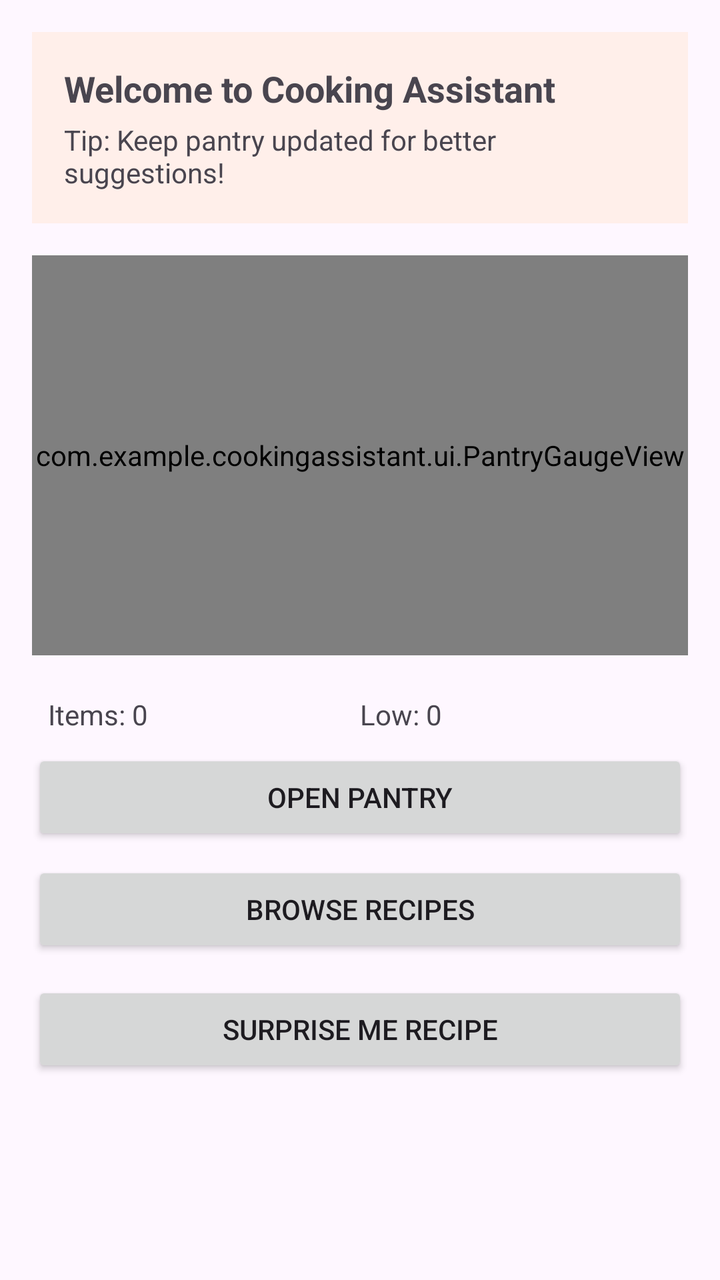
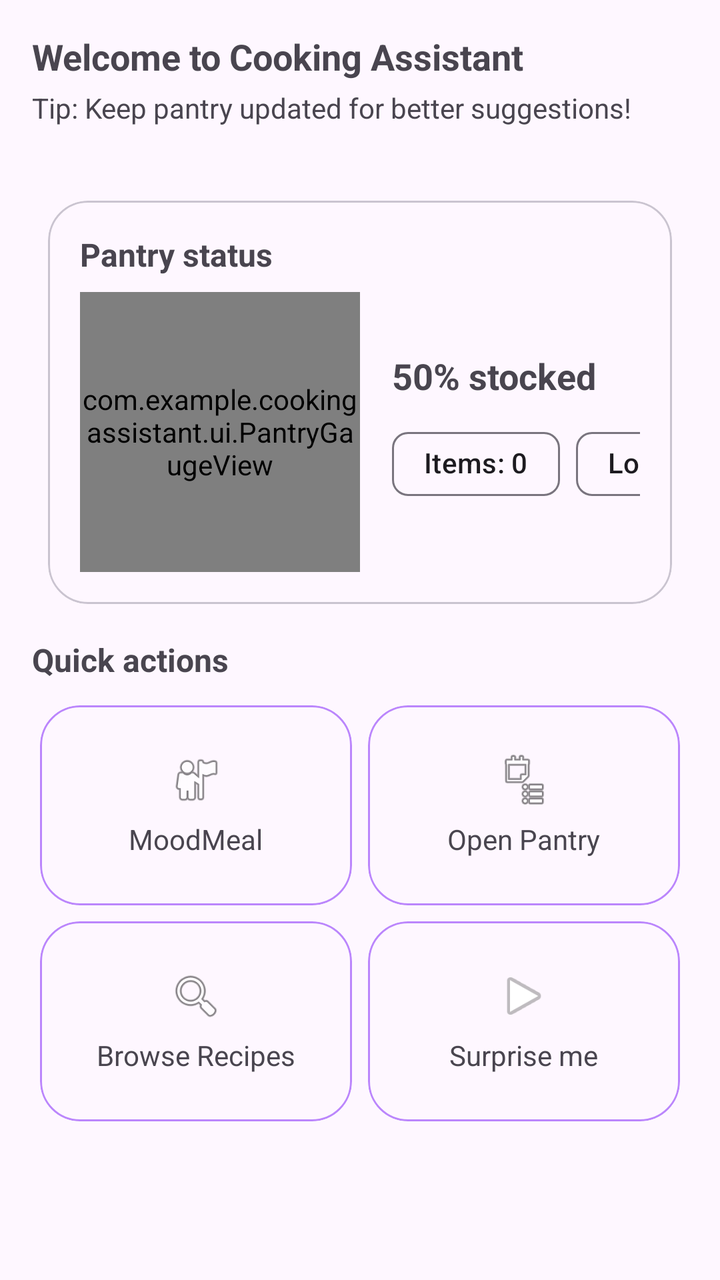

Before-and-after screenshots of an Android layout around one commit, followed by the original layout XML and the change that was made.
<!-- AndroidManifest.xml: application theme Theme.CAPro -->
<!-- res/layout/fragment_home.xml -->
<?xml version="1.0" encoding="utf-8"?>
<ScrollView xmlns:android="http://schemas.android.com/apk/res/android"
    android:layout_width="match_parent" android:layout_height="match_parent" android:padding="16dp">
    <LinearLayout android:layout_width="match_parent" android:layout_height="wrap_content" android:orientation="vertical">

        
        <LinearLayout android:layout_width="match_parent" android:layout_height="wrap_content"
            android:padding="16dp" android:background="#FFEFEA" android:orientation="vertical"
            android:layout_marginBottom="16dp">
            <TextView android:id="@+id/txtWelcome" android:text="Welcome to Cooking Assistant"
                android:textStyle="bold" android:textSize="18sp"
                android:layout_width="match_parent" android:layout_height="wrap_content"/>
            <TextView android:id="@+id/txtQuickTip" android:text="Tip: Keep pantry updated for better suggestions!"
                android:layout_width="match_parent" android:layout_height="wrap_content" android:paddingTop="4dp"/>
        </LinearLayout>

        
        <com.example.cookingassistant.ui.PantryGaugeView
            android:id="@+id/gauge" android:layout_width="match_parent"
            android:layout_height="200dp" android:layout_marginBottom="12dp"/>

        
        <LinearLayout android:id="@+id/rowStats" android:layout_width="match_parent" android:layout_height="wrap_content"
            android:orientation="horizontal" android:padding="8dp">
            <TextView android:id="@+id/txtItemsTotal" android:text="Items: 0"
                android:layout_width="0dp" android:layout_height="wrap_content" android:layout_weight="1"/>
            <TextView android:id="@+id/txtItemsLow" android:text="Low: 0"
                android:layout_width="0dp" android:layout_height="wrap_content" android:layout_weight="1"/>
        </LinearLayout>

        
        <Button android:id="@+id/btnToPantry" android:layout_width="match_parent" android:layout_height="wrap_content"
            android:text="Open Pantry"/>
        <Button android:id="@+id/btnToRecipes" android:layout_width="match_parent" android:layout_height="wrap_content"
            android:text="Browse Recipes" android:layout_marginTop="8dp"/>

        
        <Button android:id="@+id/btnSurprise" android:layout_width="match_parent" android:layout_height="wrap_content"
            android:text="Surprise Me Recipe" android:layout_marginTop="12dp"/>
    </LinearLayout>
</ScrollView>
<!-- resources referenced by this layout -->
<resources>
  <style name="Theme.CAPro" parent="Theme.Material3.DayNight.NoActionBar">
          <item name="android:statusBarColor">@android:color/transparent</item>
      </style>
</resources>

<!-- the commit's change to res/layout/fragment_home.xml (unified diff, before → after) -->
@@ -1,41 +1,259 @@
 <?xml version="1.0" encoding="utf-8"?>
 <ScrollView xmlns:android="http://schemas.android.com/apk/res/android"
-    android:layout_width="match_parent" android:layout_height="match_parent" android:padding="16dp">
-    <LinearLayout android:layout_width="match_parent" android:layout_height="wrap_content" android:orientation="vertical">
+    xmlns:app="http://schemas.android.com/apk/res-auto"
+    android:layout_width="match_parent"
+    android:layout_height="match_parent"
+    android:fillViewport="true"
+    android:background="?attr/colorSurface">
+
+    <LinearLayout
+        android:layout_width="match_parent"
+        android:layout_height="wrap_content"
+        android:orientation="vertical">
 
         
-        <LinearLayout android:layout_width="match_parent" android:layout_height="wrap_content"
-            android:padding="16dp" android:background="#FFEFEA" android:orientation="vertical"
-            android:layout_marginBottom="16dp">
-            <TextView android:id="@+id/txtWelcome" android:text="Welcome to Cooking Assistant"
-                android:textStyle="bold" android:textSize="18sp"
-                android:layout_width="match_parent" android:layout_height="wrap_content"/>
-            <TextView android:id="@+id/txtQuickTip" android:text="Tip: Keep pantry updated for better suggestions!"
-                android:layout_width="match_parent" android:layout_height="wrap_content" android:paddingTop="4dp"/>
+        <LinearLayout
+            android:layout_width="match_parent"
+            android:layout_height="wrap_content"
+            android:background="@drawable/bg_home_header"
+            android:padding="16dp">
+
+            <LinearLayout
+                android:layout_width="match_parent"
+                android:layout_height="wrap_content"
+                android:orientation="vertical">
+
+                <TextView
+                    android:id="@+id/txtWelcome"
+                    android:layout_width="wrap_content"
+                    android:layout_height="wrap_content"
+                    android:text="Welcome to Cooking Assistant"
+                    android:textStyle="bold"
+                    android:textSize="18sp"
+                    android:paddingBottom="4dp"/>
+
+                <TextView
+                    android:id="@+id/txtTip"
+                    android:layout_width="match_parent"
+                    android:layout_height="wrap_content"
+                    android:text="Tip: Keep pantry updated for better suggestions!"
+                    android:background="@android:color/transparent"/>
+            </LinearLayout>
         </LinearLayout>
 
         
-        <com.example.cookingassistant.ui.PantryGaugeView
-            android:id="@+id/gauge" android:layout_width="match_parent"
-            android:layout_height="200dp" android:layout_marginBottom="12dp"/>
+        <com.google.android.material.card.MaterialCardView
+            android:layout_width="match_parent"
+            android:layout_height="wrap_content"
+            android:layout_marginStart="16dp"
+            android:layout_marginEnd="16dp"
+            android:layout_marginTop="12dp"
+            android:layout_marginBottom="8dp"
+            app:cardCornerRadius="20dp"
+            app:cardUseCompatPadding="true">
+
+            <LinearLayout
+                android:layout_width="match_parent"
+                android:layout_height="wrap_content"
+                android:orientation="vertical"
+                android:padding="16dp">
+
+                <TextView
+                    android:id="@+id/txtPantryTitle"
+                    android:layout_width="wrap_content"
+                    android:layout_height="wrap_content"
+                    android:text="Pantry status"
+                    android:textStyle="bold"
+                    android:textSize="16sp"
+                    android:paddingBottom="8dp"/>
+
+                <LinearLayout
+                    android:layout_width="match_parent"
+                    android:layout_height="wrap_content"
+                    android:orientation="horizontal"
+                    android:gravity="center_vertical">
+
+                    <com.example.cookingassistant.ui.PantryGaugeView
+                        android:id="@+id/gauge"
+                        android:layout_width="140dp"
+                        android:layout_height="140dp" />
+
+                    <LinearLayout
+                        android:layout_width="0dp"
+                        android:layout_height="wrap_content"
+                        android:layout_weight="1"
+                        android:orientation="vertical"
+                        android:paddingStart="16dp">
+
+                        <TextView
+                            android:id="@+id/txtPercent"
+                            android:layout_width="wrap_content"
+                            android:layout_height="wrap_content"
+                            android:text="50% stocked"
+                            android:textStyle="bold"
+                            android:textSize="18sp"/>
+
+                        <com.google.android.material.chip.ChipGroup
+                            android:layout_width="match_parent"
+                            android:layout_height="wrap_content"
+                            app:singleLine="true"
+                            android:paddingTop="8dp">
+
+                            <com.google.android.material.chip.Chip
+                                android:id="@+id/chipItems"
+                                android:layout_width="wrap_content"
+                                android:layout_height="wrap_content"
+                                android:text="Items: 0"
+                                android:checkable="false"/>
+
+                            <com.google.android.material.chip.Chip
+                                android:id="@+id/chipLow"
+                                android:layout_width="wrap_content"
+                                android:layout_height="wrap_content"
+                                android:text="Low: 0"
+                                android:checkable="false"/>
+                        </com.google.android.material.chip.ChipGroup>
+                    </LinearLayout>
+                </LinearLayout>
+            </LinearLayout>
+        </com.google.android.material.card.MaterialCardView>
 
         
-        <LinearLayout android:id="@+id/rowStats" android:layout_width="match_parent" android:layout_height="wrap_content"
-            android:orientation="horizontal" android:padding="8dp">
-            <TextView android:id="@+id/txtItemsTotal" android:text="Items: 0"
-                android:layout_width="0dp" android:layout_height="wrap_content" android:layout_weight="1"/>
-            <TextView android:id="@+id/txtItemsLow" android:text="Low: 0"
-                android:layout_width="0dp" android:layout_height="wrap_content" android:layout_weight="1"/>
+        <LinearLayout
+            android:layout_width="match_parent"
+            android:layout_height="wrap_content"
+            android:orientation="vertical"
+            android:paddingStart="16dp"
+            android:paddingEnd="16dp"
+            android:paddingBottom="24dp">
+
+            <TextView
+                android:layout_width="wrap_content"
+                android:layout_height="wrap_content"
+                android:text="Quick actions"
+                android:textStyle="bold"
+                android:textSize="16sp"
+                android:paddingBottom="8dp"/>
+
+            <GridLayout
+                android:layout_width="match_parent"
+                android:layout_height="wrap_content"
+                android:columnCount="2"
+                android:rowCount="2"
+                android:useDefaultMargins="true">
+
+                <com.google.android.material.card.MaterialCardView
+                    android:id="@+id/cardMoodMeal"
+                    android:layout_width="0dp"
+                    android:layout_height="100dp"
+                    android:layout_columnWeight="1"
+                    app:cardCornerRadius="20dp"
+                    app:strokeColor="@color/purple_200"
+                    app:strokeWidth="1dp"
+                    android:foreground="?attr/selectableItemBackground">
+
+                    <LinearLayout
+                        android:layout_width="match_parent"
+                        android:layout_height="match_parent"
+                        android:orientation="vertical"
+                        android:gravity="center">
+
+                        <ImageView
+                            android:layout_width="28dp"
+                            android:layout_height="28dp"
+                            android:src="@android:drawable/ic_menu_myplaces"/>
+                        <TextView
+                            android:layout_width="wrap_content"
+                            android:layout_height="wrap_content"
+                            android:text="MoodMeal"
+                            android:paddingTop="6dp"/>
+                    </LinearLayout>
+                </com.google.android.material.card.MaterialCardView>
+
+                <com.google.android.material.card.MaterialCardView
+                    android:id="@+id/cardPantry"
+                    android:layout_width="0dp"
+                    android:layout_height="100dp"
+                    android:layout_columnWeight="1"
+                    app:cardCornerRadius="20dp"
+                    app:strokeColor="@color/purple_200"
+                    app:strokeWidth="1dp"
+                    android:foreground="?attr/selectableItemBackground">
+
+                    <LinearLayout
+                        android:layout_width="match_parent"
+                        android:layout_height="match_parent"
+                        android:orientation="vertical"
+                        android:gravity="center">
+
+                        <ImageView
+                            android:layout_width="28dp"
+                            android:layout_height="28dp"
+                            android:src="@android:drawable/ic_menu_agenda"/>
+                        <TextView
+                            android:layout_width="wrap_content"
+                            android:layout_height="wrap_content"
+                            android:text="Open Pantry"
+                            android:paddingTop="6dp"/>
+                    </LinearLayout>
+                </com.google.android.material.card.MaterialCardView>
+
+                <com.google.android.material.card.MaterialCardView
+                    android:id="@+id/cardRecipes"
+                    android:layout_width="0dp"
+                    android:layout_height="100dp"
+                    android:layout_columnWeight="1"
+                    app:cardCornerRadius="20dp"
+                    app:strokeColor="@color/purple_200"
+                    app:strokeWidth="1dp"
+                    android:foreground="?attr/selectableItemBackground">
+
+                    <LinearLayout
+                        android:layout_width="match_parent"
+                        android:layout_height="match_parent"
+                        android:orientation="vertical"
+                        android:gravity="center">
+
+                        <ImageView
+                            android:layout_width="28dp"
+                            android:layout_height="28dp"
+                            android:src="@android:drawable/ic_menu_search"/>
+                        <TextView
+                            android:layout_width="wrap_content"
+                            android:layout_height="wrap_content"
+                            android:text="Browse Recipes"
+                            android:paddingTop="6dp"/>
+                    </LinearLayout>
+                </com.google.android.material.card.MaterialCardView>
+
+                <com.google.android.material.card.MaterialCardView
+                    android:id="@+id/cardSurprise"
+                    android:layout_width="0dp"
+                    android:layout_height="100dp"
+                    android:layout_columnWeight="1"
+                    app:cardCornerRadius="20dp"
+                    app:strokeColor="@color/purple_200"
+                    app:strokeWidth="1dp"
+                    android:foreground="?attr/selectableItemBackground">
+
+                    <LinearLayout
+                        android:layout_width="match_parent"
+                        android:layout_height="match_parent"
+                        android:orientation="vertical"
+                        android:gravity="center">
+
+                        <ImageView
+                            android:layout_width="28dp"
+                            android:layout_height="28dp"
+                            android:src="@android:drawable/ic_media_play"/>
+                        <TextView
+                            android:layout_width="wrap_content"
+                            android:layout_height="wrap_content"
+                            android:text="Surprise me"
+                            android:paddingTop="6dp"/>
+                    </LinearLayout>
+                </com.google.android.material.card.MaterialCardView>
+            </GridLayout>
         </LinearLayout>
-
-        
-        <Button android:id="@+id/btnToPantry" android:layout_width="match_parent" android:layout_height="wrap_content"
-            android:text="Open Pantry"/>
-        <Button android:id="@+id/btnToRecipes" android:layout_width="match_parent" android:layout_height="wrap_content"
-            android:text="Browse Recipes" android:layout_marginTop="8dp"/>
-
-        
-        <Button android:id="@+id/btnSurprise" android:layout_width="match_parent" android:layout_height="wrap_content"
-            android:text="Surprise Me Recipe" android:layout_marginTop="12dp"/>
     </LinearLayout>
 </ScrollView>
<!-- resource entries referenced after the edit -->
@@ -1,5 +1,6 @@
 <!-- resources referenced by this layout -->
 <resources>
+  <color name="purple_200">#BB86FC</color>
   <style name="Theme.CAPro" parent="Theme.Material3.DayNight.NoActionBar">
           <item name="android:statusBarColor">@android:color/transparent</item>
       </style>
